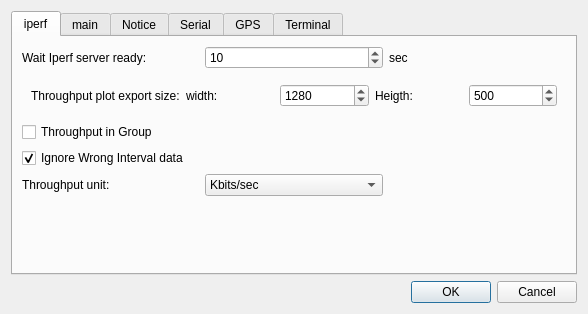
Before: the Qt Designer form qiperfc/src/dlgoption.ui in coolshou/qiperf, drawn with Qt 5.
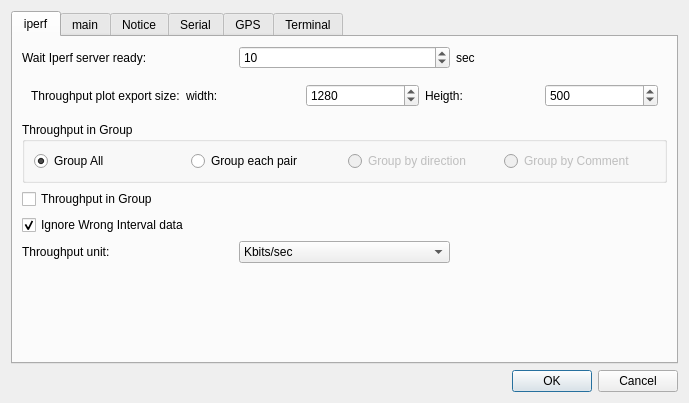
After: the same form once the commit is applied. The open tabs and pages were chosen to show the change. Icons and pictures are not drawn.

```diff
--- a/qiperfc/src/dlgoption.ui
+++ b/qiperfc/src/dlgoption.ui
@@ -9,8 +9,8 @@
    <rect>
     <x>0</x>
     <y>0</y>
-    <width>588</width>
-    <height>314</height>
+    <width>689</width>
+    <height>403</height>
    </rect>
   </property>
   <property name="windowTitle">
@@ -31,73 +31,6 @@
        <string>iperf</string>
       </attribute>
       <layout class="QGridLayout" name="gridLayout">
-       <item row="4" column="1">
-        <widget class="QComboBox" name="cb_TPUnit">
-         <property name="currentText">
-          <string>Kbits/sec</string>
-         </property>
-         <item>
-          <property name="text">
-           <string>Kbits/sec</string>
-          </property>
-         </item>
-         <item>
-          <property name="text">
-           <string>Mbits/sec</string>
-          </property>
-         </item>
-         <item>
-          <property name="text">
-           <string>Gbits/sec</string>
-          </property>
-         </item>
-         <item>
-          <property name="text">
-           <string>Tbits/sec</string>
-          </property>
-         </item>
-         <item>
-          <property name="text">
-           <string>KBytes/sec</string>
-          </property>
-         </item>
-         <item>
-          <property name="text">
-           <string>MBytes/sec</string>
-          </property>
-         </item>
-         <item>
-          <property name="text">
-           <string>GBytes/sec</string>
-          </property>
-         </item>
-         <item>
-          <property name="text">
-           <string>TBytes/sec</string>
-          </property>
-         </item>
-        </widget>
-       </item>
-       <item row="0" column="1">
-        <widget class="QSpinBox" name="sb_WaitServerReady">
-         <property name="maximum">
-          <number>30</number>
-         </property>
-         <property name="value">
-          <number>10</number>
-         </property>
-        </widget>
-       </item>
-       <item row="3" column="0">
-        <widget class="QCheckBox" name="cb_IgnoreWrongInterval">
-         <property name="text">
-          <string>Ignore Wrong Interval data</string>
-         </property>
-         <property name="checked">
-          <bool>true</bool>
-         </property>
-        </widget>
-       </item>
        <item row="1" column="0" colspan="3">
         <widget class="QWidget" name="widget" native="true">
          <layout class="QHBoxLayout" name="horizontalLayout">
@@ -145,14 +78,17 @@
          </layout>
         </widget>
        </item>
-       <item row="0" column="0">
-        <widget class="QLabel" name="label">
+       <item row="4" column="0">
+        <widget class="QCheckBox" name="cb_IgnoreWrongInterval">
          <property name="text">
-          <string>Wait Iperf server ready:</string>
+          <string>Ignore Wrong Interval data</string>
+         </property>
+         <property name="checked">
+          <bool>true</bool>
          </property>
         </widget>
        </item>
-       <item row="2" column="0">
+       <item row="3" column="0">
         <widget class="QCheckBox" name="cb_TPGroup">
          <property name="text">
           <string>Throughput in Group</string>
@@ -166,14 +102,7 @@
          </property>
         </widget>
        </item>
-       <item row="4" column="0">
-        <widget class="QLabel" name="label_6">
-         <property name="text">
-          <string>Throughput unit:</string>
-         </property>
-        </widget>
-       </item>
-       <item row="5" column="1">
+       <item row="6" column="1">
         <spacer name="verticalSpacer">
          <property name="orientation">
           <enum>Qt::Vertical</enum>
@@ -186,6 +115,123 @@
          </property>
         </spacer>
        </item>
+       <item row="5" column="1">
+        <widget class="QComboBox" name="cb_TPUnit">
+         <property name="currentText">
+          <string>Kbits/sec</string>
+         </property>
+         <item>
+          <property name="text">
+           <string>Kbits/sec</string>
+          </property>
+         </item>
+         <item>
+          <property name="text">
+           <string>Mbits/sec</string>
+          </property>
+         </item>
+         <item>
+          <property name="text">
+           <string>Gbits/sec</string>
+          </property>
+         </item>
+         <item>
+          <property name="text">
+           <string>Tbits/sec</string>
+          </property>
+         </item>
+         <item>
+          <property name="text">
+           <string>KBytes/sec</string>
+          </property>
+         </item>
+         <item>
+          <property name="text">
+           <string>MBytes/sec</string>
+          </property>
+         </item>
+         <item>
+          <property name="text">
+           <string>GBytes/sec</string>
+          </property>
+         </item>
+         <item>
+          <property name="text">
+           <string>TBytes/sec</string>
+          </property>
+         </item>
+        </widget>
+       </item>
+       <item row="0" column="1">
+        <widget class="QSpinBox" name="sb_WaitServerReady">
+         <property name="maximum">
+          <number>30</number>
+         </property>
+         <property name="value">
+          <number>10</number>
+         </property>
+        </widget>
+       </item>
+       <item row="0" column="0">
+        <widget class="QLabel" name="label">
+         <property name="text">
+          <string>Wait Iperf server ready:</string>
+         </property>
+        </widget>
+       </item>
+       <item row="5" column="0">
+        <widget class="QLabel" name="label_6">
+         <property name="text">
+          <string>Throughput unit:</string>
+         </property>
+        </widget>
+       </item>
+       <item row="2" column="0" colspan="3">
+        <widget class="QGroupBox" name="gbTPGroup">
+         <property name="title">
+          <string>Throughput in Group</string>
+         </property>
+         <layout class="QHBoxLayout" name="horizontalLayout_3">
+          <item>
+           <widget class="QRadioButton" name="rbTPGroupAll">
+            <property name="text">
+             <string>Group All</string>
+            </property>
+            <property name="checked">
+             <bool>true</bool>
+            </property>
+           </widget>
+          </item>
+          <item>
+           <widget class="QRadioButton" name="rbTPGroupEach">
+            <property name="text">
+             <string>Group each pair</string>
+            </property>
+           </widget>
+          </item>
+          <item>
+           <widget class="QRadioButton" name="rbTPGroupDirection">
+            <property name="enabled">
+             <bool>false</bool>
+            </property>
+            <property name="text">
+             <string>Group by direction</string>
+            </property>
+           </widget>
+          </item>
+          <item>
+           <widget class="QRadioButton" name="rbTPGroupComment">
+            <property name="enabled">
+             <bool>false</bool>
+            </property>
+            <property name="text">
+             <string>Group by Comment</string>
+            </property>
+           </widget>
+          </item>
+         </layout>
+        </widget>
+       </item>
       </layout>
      </widget>
      <widget class="QWidget" name="tab_main">
```
Left out of the diff: 2 changed lines with no effect on the pictures.
